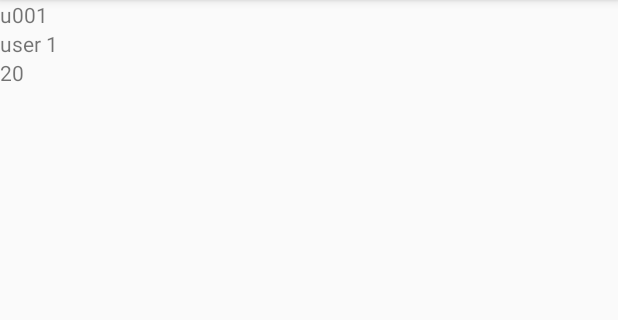
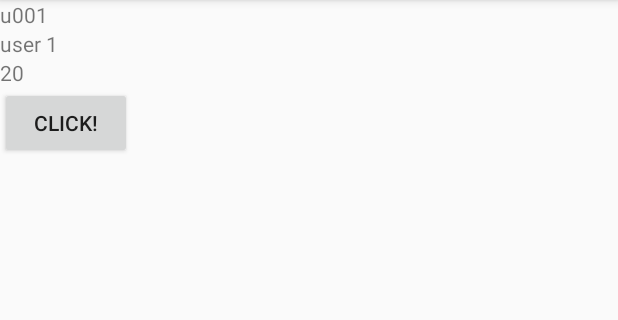
Before and after one commit to ragingo/AndroidSamples, an Android app: the screen it shows after launch (MainActivity), on a phone screen of 412 x 824 dp, the part 84-404 px from its top. Run offline under Robolectric (Android 15) with nearby library versions, the phone set to English and light mode, and no system bars; our stand-ins replace data binding.

Commit message:
clickハンドラ付けてみた

```diff
--- a/005_JetPack/app/build.gradle
+++ b/005_JetPack/app/build.gradle
@@ -39,6 +39,7 @@ dependencies {
     implementation "androidx.lifecycle:lifecycle-extensions:$archLifecycleVersion"
 
     implementation "org.jetbrains.kotlin:kotlin-stdlib-jdk8:$rootProject.kotlinVersion"
+    implementation "org.jetbrains.kotlin:kotlin-reflect:$rootProject.kotlinVersion"
     implementation "org.jetbrains.kotlinx:kotlinx-coroutines-android:$rootProject.coroutinesVersion"
     implementation "org.jetbrains.kotlinx:kotlinx-coroutines-core:$rootProject.coroutinesVersion"
 }
--- a/005_JetPack/app/src/main/java/com/ragingo/sample/jetpack/viewmodels/main/MainViewModel.kt
+++ b/005_JetPack/app/src/main/java/com/ragingo/sample/jetpack/viewmodels/main/MainViewModel.kt
@@ -1,10 +1,24 @@
 package com.ragingo.sample.jetpack.viewmodels.main
 
+import android.util.Log
+import androidx.lifecycle.LiveData
+import androidx.lifecycle.MutableLiveData
 import androidx.lifecycle.ViewModel
 import com.ragingo.sample.jetpack.data.UserInfo
 
 class MainViewModel : ViewModel() {
 
-    var userInfo: UserInfo = UserInfo()
-        private set
+    companion object {
+        private val TAG = MainViewModel::class.simpleName
+    }
+
+    private val _userInfo = MutableLiveData(UserInfo())
+    val userInfo: LiveData<UserInfo> = _userInfo
+
+    fun addAge() {
+        Log.d(TAG, "addAge")
+        val info = _userInfo.value!!
+        info.age++
+        _userInfo.postValue(info)
+    }
 }
--- a/005_JetPack/app/src/main/java/com/ragingo/sample/jetpack/views/MainActivity.kt
+++ b/005_JetPack/app/src/main/java/com/ragingo/sample/jetpack/views/MainActivity.kt
@@ -17,9 +17,9 @@ class MainActivity : AppCompatActivity() {
             DataBindingUtil.setContentView(this, R.layout.activity_main)
 
         val vm = ViewModelProviders.of(this).get(MainViewModel::class.java)
-        vm.userInfo.id = "u001"
-        vm.userInfo.name = "user 1"
-        vm.userInfo.age = 20
+        vm.userInfo.value!!.id = "u001"
+        vm.userInfo.value!!.name = "user 1"
+        vm.userInfo.value!!.age = 20
 
         bindings.vm = vm
         bindings.lifecycleOwner = this
--- a/005_JetPack/app/src/main/res/layout/activity_main.xml
+++ b/005_JetPack/app/src/main/res/layout/activity_main.xml
@@ -22,6 +22,11 @@
             android:layout_width="wrap_content"
             android:layout_height="wrap_content"
             android:text="@{Integer.toString(vm.userInfo.age)}"/>
+        <Button
+            android:layout_width="wrap_content"
+            android:layout_height="wrap_content"
+            android:text="click!"
+            android:onClick="@{() -> vm.addAge()}"/>
 
     </LinearLayout>
 </layout>
```
